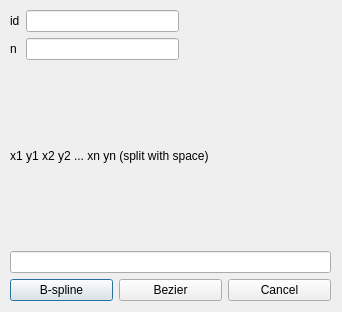
Old version of the form CurveDialog.ui in the repository vigorweijia/ComputerGraphics.
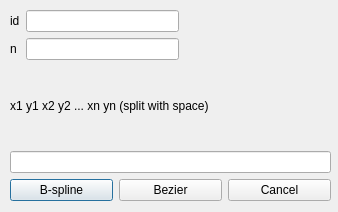
New version of the form.

The edit to the form file:
```diff
--- a/CurveDialog.ui
+++ b/CurveDialog.ui
@@ -6,8 +6,8 @@
    <rect>
     <x>0</x>
     <y>0</y>
-    <width>342</width>
-    <height>312</height>
+    <width>338</width>
+    <height>212</height>
    </rect>
   </property>
   <property name="windowTitle">
@@ -19,7 +19,7 @@
      <x>10</x>
      <y>10</y>
      <width>321</width>
-     <height>291</height>
+     <height>191</height>
     </rect>
    </property>
    <layout class="QVBoxLayout" name="verticalLayout_2">
```
